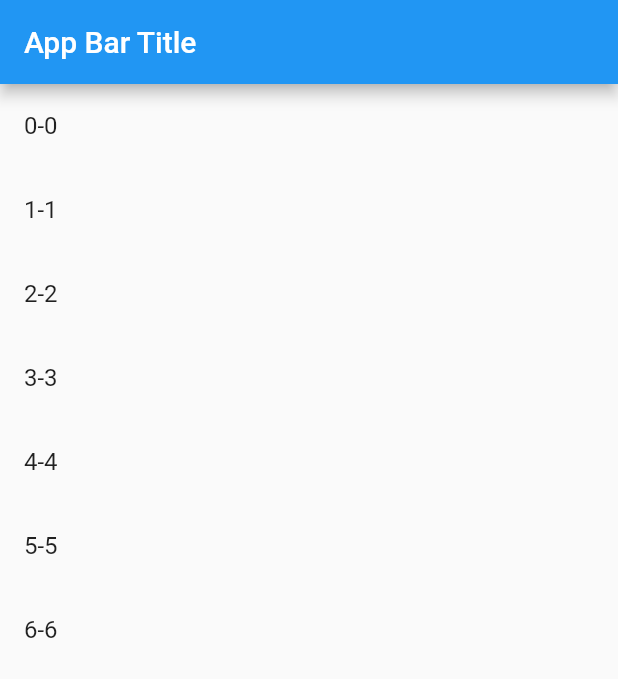
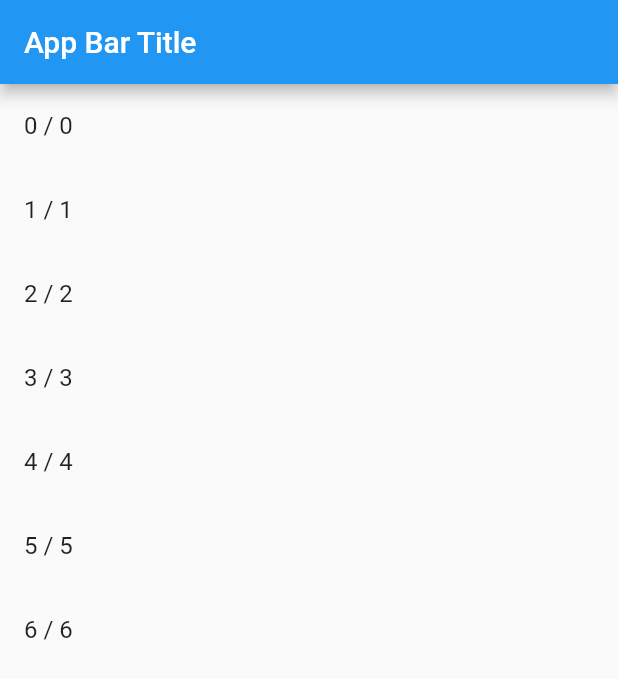
Before and after one commit to jeceberio/gp, a Flutter app: the screen it shows after launch, on a phone screen of 412 x 824 dp. Shown: the top 679 px of the screen. Run offline on Flutter 3.47's test engine with Material 2 defaults, Android fonts, the phone set to English and light mode, and no system bars.

Commit message:
[pruebas closure] v7: metidos map en constructores

```diff
--- a/lib/main.dart
+++ b/lib/main.dart
@@ -1,6 +1,6 @@
 //cacher generico con herencia
 //OJO a que el constructor de product NO tiene el index y funciona, pq lo hace el super
-
+// metidos map
 
 import 'dart:async';
 import 'dart:convert';
@@ -66,7 +66,7 @@ class _MyHomePageState extends State<MyHomePage> {
         itemBuilder: (BuildContext context, int index) {
           var data = dataCacher._getData(index);
           return new ListTile(
-            title: new Text(data.id.toString() + '-' + data.name),
+            title: new Text(data.id.toString() + ' / ' + data.name),
           );
         });
 
@@ -83,25 +83,25 @@ class _MyHomePageState extends State<MyHomePage> {
 class Data {
   int id;
 
-  Data(int index){
-    id = index;
+  Data(Map<String, dynamic> values){
+    id = values['id'];
   }
 
 }
 
 class Product extends Data {
-  int id;
+  //int id; NO HAY QUE PONER EL ID OTRA VEZ, POR HERENCIA DE DATA
   String name;
 
-  Product(int index): super(index){
+  Product(Map<String, dynamic> values): super(values){
     //id = index;
-    name = index.toString();
+    name = values['name'];
   }
 
 }
 
 
-typedef S ItemCreator<S>(int index);
+typedef S ItemCreator<S>(Map<String, dynamic> values);
 
 class DataCacher<T> {
   //var cacheddata;
@@ -112,16 +112,14 @@ class DataCacher<T> {
   DataCacher(ItemCreator<T> this.creator);
 
   T _getData(int index) {
-    return creator(index);
+    var values = new Map<String, dynamic>();
+    values['id'] = index;
+    values['name'] = index.toString();
+    return creator(values);
   }
 
 }
 
 class ProductCacher extends DataCacher {
-  //var cacheddata;
-  //ItemCreator<T> creator;
-  //var offsetLoaded = new Map<int, bool>();
-  //int _total = 7;
-
-  ProductCacher(): super((index)=> new Product(index));
+  ProductCacher(): super((map)=> new Product(map));
 }
```
